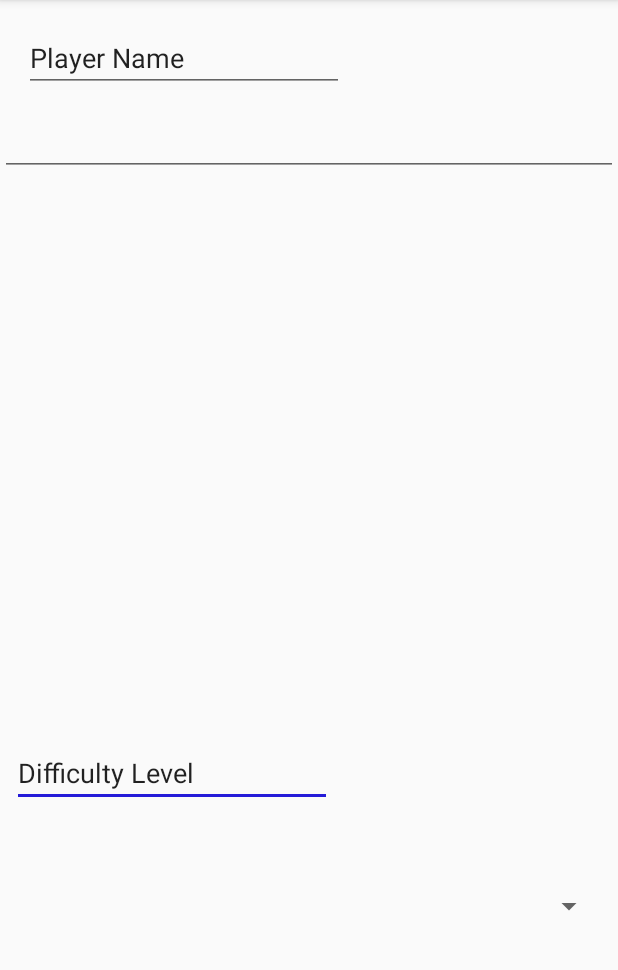
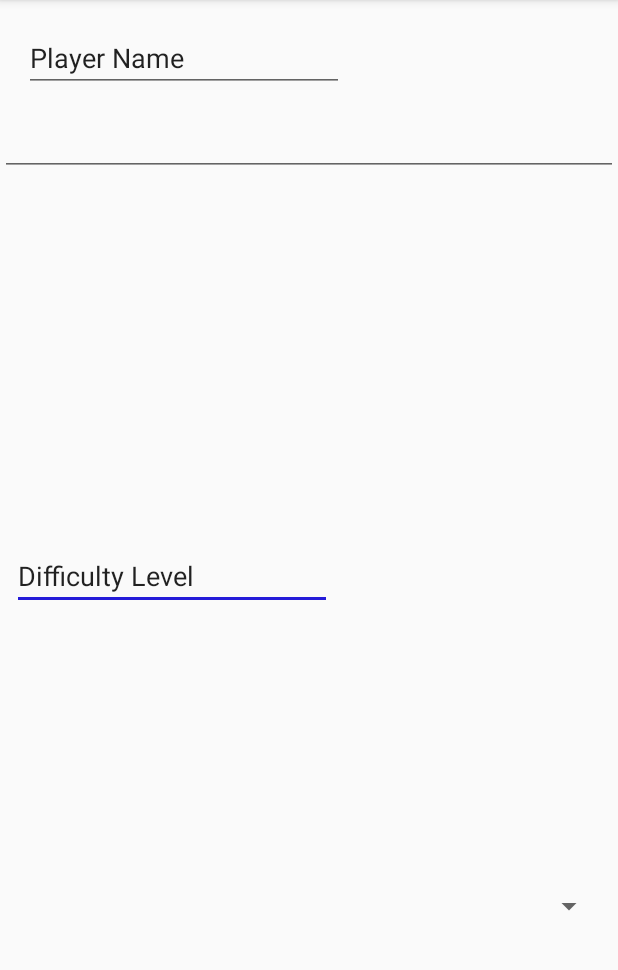
Before and after one commit to vytran9599/SpaceTraders, an Android app: the addNewPerson screen opened directly, with no data from a screen before it, on a phone screen of 412 x 824 dp, the part 84-1054 px from its top. Run offline under Robolectric (Android 15) with nearby library versions, the phone set to English and light mode, and no system bars.

Commit message:
change conflict

```diff
--- a/app/src/main/res/layout/activity_add_new_person.xml
+++ b/app/src/main/res/layout/activity_add_new_person.xml
@@ -43,8 +43,7 @@
         app:layout_constraintEnd_toEndOf="parent"
         app:layout_constraintHorizontal_bias="0.0"
         app:layout_constraintStart_toStartOf="parent"
-        app:layout_constraintTop_toTopOf="parent"
-        app:layout_constraintVertical_bias="0.686" />
+        app:layout_constraintTop_toTopOf="parent" />
 
     <EditText
         android:id="@+id/nameText"
```
